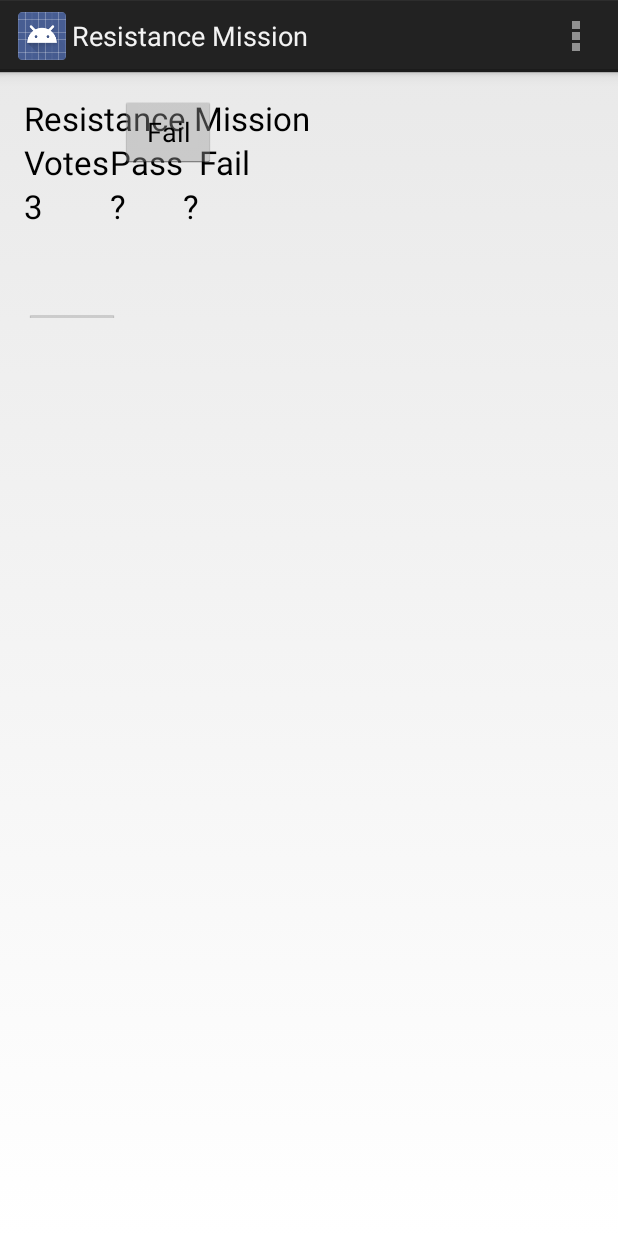
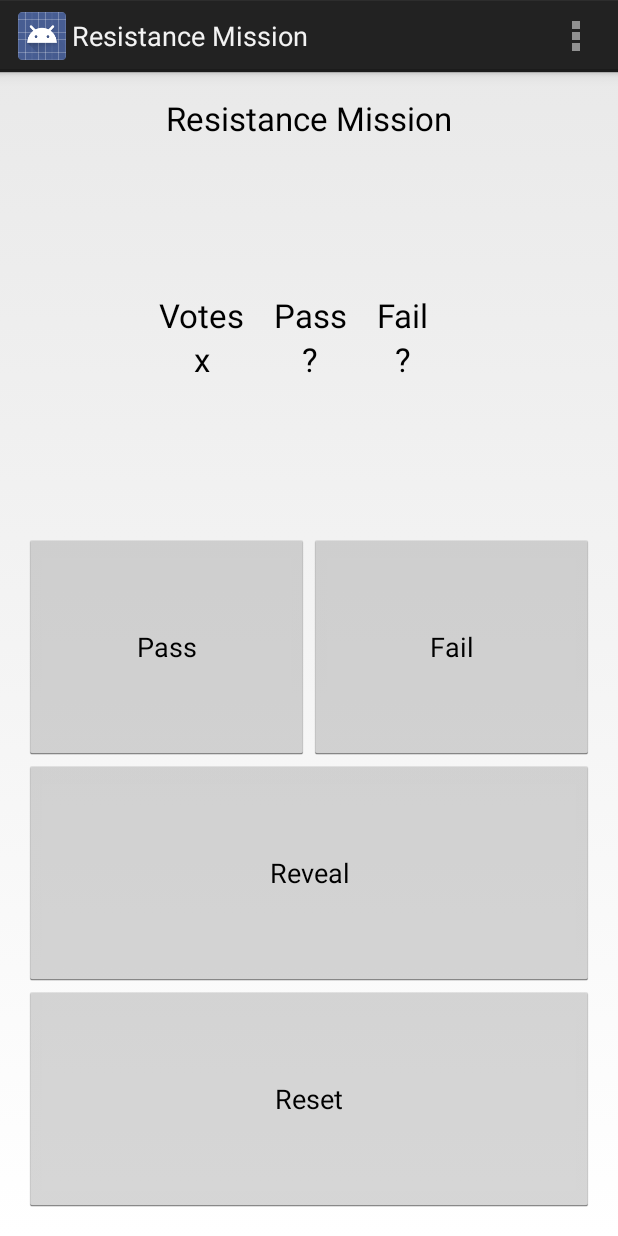
Before and after one commit to seveneightn9ne/resistance-mission-android, an Android app: the screen it shows after launch (MainActivity), on a phone screen of 412 x 824 dp. Run offline under Robolectric (Android 15) with nearby library versions, the phone set to English and light mode, and no system bars.

Commit message:
update layout

```diff
--- a/ressistancemission/src/main/res/layout/activity_main.xml
+++ b/ressistancemission/src/main/res/layout/activity_main.xml
@@ -12,9 +12,8 @@
         android:orientation="vertical"
         android:layout_width="fill_parent"
         android:layout_height="fill_parent"
+        android:layout_centerHorizontal="true"
         android:layout_alignParentTop="true"
-        android:layout_alignParentRight="true"
-        android:layout_alignParentEnd="true"
         android:id="@+id/linearLayout">
 
         <TextView
@@ -24,132 +23,129 @@
             android:text="Resistance Mission"
             android:id="@+id/title"
             android:layout_alignParentTop="true"
-            android:layout_centerHorizontal="true" />
+            android:layout_centerHorizontal="true"
+            android:layout_gravity="center_horizontal"
+            android:layout_weight="1" />
 
         <TableLayout
-            android:layout_width="fill_parent"
-            android:layout_height="fill_parent"
-            android:layout_alignParentRight="true"
-            android:layout_alignParentEnd="true"
-            android:layout_alignParentLeft="true"
-            android:layout_alignParentStart="true"
-            android:layout_alignTop="@+id/info"
-            android:layout_above="@+id/fail">
+            android:layout_width="200dp"
+            android:layout_height="wrap_content"
+            android:layout_weight="1"
+            android:layout_gravity="center_horizontal">
+
+            <TableRow android:layout_width="fill_parent"
+                android:layout_height="wrap_content">
+
+                <TextView
+                    android:textAppearance="?android:attr/textAppearanceLarge"
+                    android:text="Votes"
+                    android:id="@+id/textView7"
+                    android:layout_height="wrap_content"
+                    android:layout_width="wrap_content"
+                    android:layout_weight="1" />
+
+                <TextView
+                    android:textAppearance="?android:attr/textAppearanceLarge"
+                    android:text="Pass"
+                    android:id="@+id/textView8"
+                    android:layout_width="wrap_content"
+                    android:layout_height="wrap_content"
+                    android:layout_weight="1" />
+
+                <TextView
+                    android:textAppearance="?android:attr/textAppearanceLarge"
+                    android:text="Fail"
+                    android:id="@+id/textView9"
+                    android:layout_width="wrap_content"
+                    android:layout_height="wrap_content"
+                    android:layout_weight="1" />
+
+            </TableRow>
 
             <TableRow
                 android:layout_width="fill_parent"
-                android:layout_height="fill_parent">
+                android:layout_height="wrap_content">
 
                 <TextView
                     android:layout_width="wrap_content"
                     android:layout_height="wrap_content"
                     android:textAppearance="?android:attr/textAppearanceLarge"
-                    android:text="Votes"
-                    android:id="@+id/textView"
-                    android:layout_column="0" />
-
-                <TextView
-                    android:layout_width="wrap_content"
-                    android:layout_height="wrap_content"
-                    android:textAppearance="?android:attr/textAppearanceLarge"
-                    android:text="Pass"
-                    android:id="@+id/textView2"
-                    android:layout_column="1" />
-
-                <TextView
-                    android:layout_width="wrap_content"
-                    android:layout_height="wrap_content"
-                    android:textAppearance="?android:attr/textAppearanceLarge"
-                    android:text="Fail"
-                    android:id="@+id/textView3"
-                    android:layout_column="4" />
-            </TableRow>
-
-            <TableRow
-                android:layout_width="fill_parent"
-                android:layout_height="fill_parent">
-
-                <TextView
-                    android:layout_width="wrap_content"
-                    android:layout_height="wrap_content"
-                    android:textAppearance="?android:attr/textAppearanceLarge"
-                    android:text="3"
-                    android:id="@+id/textView4"
-                    android:layout_column="0" />
+                    android:text="x"
+                    android:id="@+id/textView10"
+                    android:layout_column="0"
+                    android:layout_row="1"
+                    android:layout_gravity="center_horizontal"
+                    android:layout_weight="1" />
 
                 <TextView
                     android:layout_width="wrap_content"
                     android:layout_height="wrap_content"
                     android:textAppearance="?android:attr/textAppearanceLarge"
                     android:text="?"
-                    android:id="@+id/textView5"
-                    android:layout_column="1" />
+                    android:id="@+id/textView11"
+                    android:layout_column="1"
+                    android:layout_row="1"
+                    android:layout_gravity="center_horizontal"
+                    android:layout_weight="1" />
 
                 <TextView
                     android:layout_width="wrap_content"
                     android:layout_height="wrap_content"
                     android:textAppearance="?android:attr/textAppearanceLarge"
                     android:text="?"
-                    android:id="@+id/textView6"
-                    android:layout_column="2" />
+                    android:id="@+id/textView12"
+                    android:layout_column="2"
+                    android:layout_row="1"
+                    android:layout_gravity="center_horizontal"
+                    android:layout_weight="1" />
             </TableRow>
 
-            <TableRow
-                android:layout_width="fill_parent"
-                android:layout_height="fill_parent">
-
-            </TableRow>
-
-            <TableRow
-                android:layout_width="fill_parent"
-                android:layout_height="fill_parent">
-
-            </TableRow>
-
-            <TableRow
-                android:layout_width="fill_parent"
-                android:layout_height="fill_parent">
-
-            </TableRow>
         </TableLayout>
 
+        <LinearLayout
+            android:orientation="horizontal"
+            android:layout_width="fill_parent"
+            android:layout_height="wrap_content"
+            android:layout_gravity="center_horizontal"
+            android:layout_weight="1">
+
+            <Button
+                android:layout_width="wrap_content"
+                android:layout_height="fill_parent"
+                android:text="Pass"
+                android:id="@+id/pass"
+                android:onClick="onClickPass"
+                android:layout_weight="1" />
+
+            <Button
+                android:layout_width="wrap_content"
+                android:layout_height="fill_parent"
+                android:text="Fail"
+                android:id="@+id/fail"
+                android:onClick="onClickFail"
+                android:layout_weight="1" />
+        </LinearLayout>
+
         <Button
-            android:layout_width="wrap_content"
+            android:layout_width="fill_parent"
             android:layout_height="wrap_content"
             android:text="Reveal"
             android:id="@+id/reveal"
-            android:layout_marginTop="102dp"
-            android:layout_below="@+id/pass"
             android:layout_centerHorizontal="true"
-            android:onClick="onClickReveal" />
+            android:onClick="onClickReveal"
+            android:layout_gravity="center_horizontal"
+            android:layout_weight="1" />
+
+        <Button
+            android:layout_width="fill_parent"
+            android:layout_height="wrap_content"
+            android:text="Reset"
+            android:id="@+id/reset"
+            android:layout_centerHorizontal="true"
+            android:onClick="onClickReveal"
+            android:layout_gravity="center_horizontal"
+            android:layout_weight="1" />
 
     </LinearLayout>
 
-    <LinearLayout
-        android:orientation="horizontal"
-        android:layout_width="match_parent"
-        android:layout_height="148dp"
-        android:layout_alignRight="@+id/linearLayout"
-        android:layout_alignEnd="@+id/linearLayout">
-
-        <Button
-            android:layout_width="wrap_content"
-            android:layout_height="wrap_content"
-            android:text="Pass"
-            android:id="@+id/pass"
-            android:layout_marginTop="142dp"
-            android:layout_alignParentTop="true"
-            android:layout_toLeftOf="@+id/reveal"
-            android:onClick="onClickPass" />
-
-        <Button
-            android:layout_width="wrap_content"
-            android:layout_height="wrap_content"
-            android:text="Fail"
-            android:id="@+id/fail"
-            android:layout_alignTop="@+id/pass"
-            android:layout_toRightOf="@+id/reveal"
-            android:onClick="onClickFail" />
-    </LinearLayout>
-
 </RelativeLayout>
```
